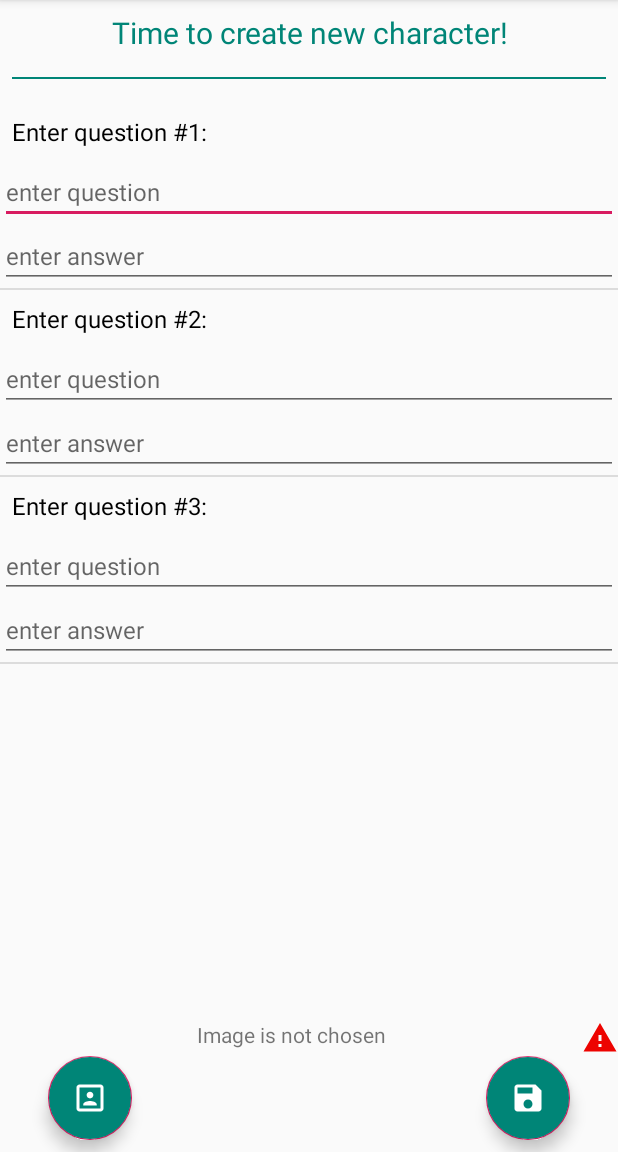
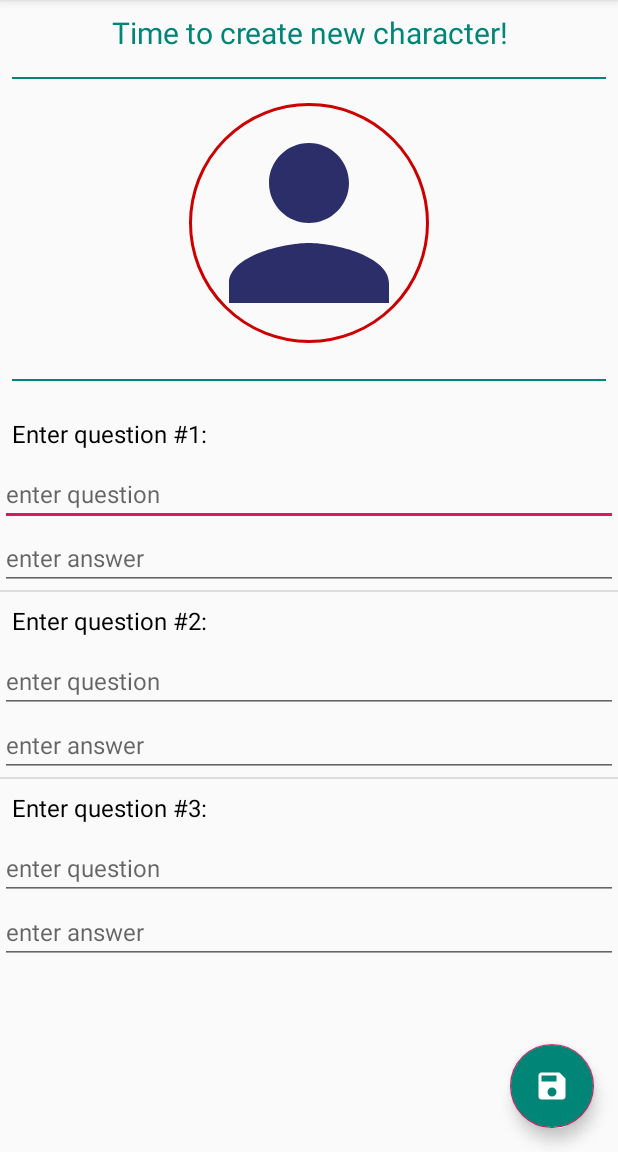
Before and after one commit to eifbcnei/quiz, an Android app: the CreateQuizCharacterActivity screen opened directly, with no data from a screen before it, on a phone screen of 412 x 824 dp, the part 84-1236 px from its top. Run offline under Robolectric (Android 15) with nearby library versions, the phone set to English and light mode, and no system bars; our stand-ins replace CircleImageView.

Commit message:
added CircleImageView to pick QC avatar

```diff
--- a/app/build.gradle
+++ b/app/build.gradle
@@ -22,6 +22,7 @@ dependencies {
     implementation fileTree(dir: 'libs', include: ['*.jar'])
     implementation 'androidx.appcompat:appcompat:1.0.2'
     implementation 'androidx.constraintlayout:constraintlayout:1.1.3'
+    implementation 'com.android.support:support-annotations:27.1.0'
     implementation 'com.google.android.material:material:1.0.0'
     implementation 'androidx.lifecycle:lifecycle-extensions:2.0.0'
     testImplementation 'junit:junit:4.12'
--- a/app/src/main/java/ru/mycompany/impossiblequiz/ui/activities/CreateQuizCharacterActivity.java
+++ b/app/src/main/java/ru/mycompany/impossiblequiz/ui/activities/CreateQuizCharacterActivity.java
@@ -15,11 +15,21 @@ import java.util.List;
 import ru.mycompany.impossiblequiz.R;
 import ru.mycompany.impossiblequiz.models.QuestionCreator;
 import ru.mycompany.impossiblequiz.ui.adapters.QuestionAdapter;
+import ru.mycompany.impossiblequiz.ui.custom.CircleImageView;
 
 public class CreateQuizCharacterActivity extends AppCompatActivity {
 
     private ListView questionsList;
 
+
+    public static final int PICK_IMAGE = 1;
+
+    @Override
+    public void onActivityResult(int requestCode, int resultCode, Intent data) {
+        if (requestCode == PICK_IMAGE) {
+            //TODO
+        }
+    }
 
     @Override
     protected void onCreate(Bundle savedInstanceState) {
@@ -41,11 +51,14 @@ public class CreateQuizCharacterActivity extends AppCompatActivity {
         QuestionAdapter adapter = new QuestionAdapter(this, R.layout.question_item, list);
         questionsList.setAdapter(adapter);
 
-        FloatingActionButton pickAvatarBtn = findViewById(R.id.fab_pick_image);
-        pickAvatarBtn.setOnClickListener(new View.OnClickListener() {
+        CircleImageView avatar = findViewById(R.id.civ_avatar_picker);
+        avatar.setOnClickListener(new View.OnClickListener() {
             @Override
             public void onClick(View v) {
-                //TODO pick image from gallery
+                Intent intent = new Intent();
+                intent.setType("image/*");
+                intent.setAction(Intent.ACTION_GET_CONTENT);
+                startActivityForResult(Intent.createChooser(intent, "Select Picture"), PICK_IMAGE);
             }
         });
 
--- /dev/null
+++ b/app/src/main/java/ru/mycompany/impossiblequiz/ui/custom/CircleImageView.java
@@ -0,0 +1,294 @@
+package ru.mycompany.impossiblequiz.ui.custom;
+
+
+import android.content.Context;
+import android.content.res.TypedArray;
+import android.graphics.Bitmap;
+import android.graphics.BitmapShader;
+import android.graphics.Canvas;
+import android.graphics.Color;
+import android.graphics.Matrix;
+import android.graphics.Paint;
+import android.graphics.RectF;
+import android.graphics.Shader;
+import android.graphics.drawable.BitmapDrawable;
+import android.graphics.drawable.Drawable;
+import android.net.Uri;
+import android.util.AttributeSet;
+import android.view.MotionEvent;
+
+import androidx.annotation.ColorInt;
+import androidx.annotation.Dimension;
+import androidx.annotation.DrawableRes;
+import androidx.annotation.Nullable;
+import androidx.appcompat.widget.AppCompatImageView;
+
+import ru.mycompany.impossiblequiz.R;
+
+public class CircleImageView extends AppCompatImageView {
+
+    private static final int DEF_PRESS_HIGHLIGHT_COLOR = 0x32000000;
+
+    private Shader mBitmapShader;
+    private Matrix mShaderMatrix;
+
+    private RectF mBitmapDrawBounds;
+    private RectF mStrokeBounds;
+
+    private Bitmap mBitmap;
+
+    private Paint mBitmapPaint;
+    private Paint mStrokePaint;
+    private Paint mPressedPaint;
+
+    private boolean mInitialized;
+    private boolean mPressed;
+    private boolean mHighlightEnable;
+
+    public CircleImageView(Context context) {
+        this(context, null);
+    }
+
+    public CircleImageView(Context context, @Nullable AttributeSet attrs) {
+        super(context, attrs);
+
+        int strokeColor = Color.TRANSPARENT;
+        float strokeWidth = 0;
+        boolean highlightEnable = true;
+        int highlightColor = DEF_PRESS_HIGHLIGHT_COLOR;
+
+        if (attrs != null) {
+            TypedArray a = context.obtainStyledAttributes(attrs, R.styleable.CircleImageView, 0, 0);
+
+            strokeColor = a.getColor(R.styleable.CircleImageView_strokeColor, Color.TRANSPARENT);
+            strokeWidth = a.getDimensionPixelSize(R.styleable.CircleImageView_strokeWidth, 0);
+            highlightEnable = a.getBoolean(R.styleable.CircleImageView_highlightEnable, true);
+            highlightColor = a.getColor(R.styleable.CircleImageView_highlightColor, DEF_PRESS_HIGHLIGHT_COLOR);
+
+            a.recycle();
+        }
+
+        mShaderMatrix = new Matrix();
+        mBitmapPaint = new Paint(Paint.ANTI_ALIAS_FLAG);
+        mStrokePaint = new Paint(Paint.ANTI_ALIAS_FLAG);
+        mStrokeBounds = new RectF();
+        mBitmapDrawBounds = new RectF();
+        mStrokePaint.setColor(strokeColor);
+        mStrokePaint.setStyle(Paint.Style.STROKE);
+        mStrokePaint.setStrokeWidth(strokeWidth);
+
+        mPressedPaint = new Paint(Paint.ANTI_ALIAS_FLAG);
+        mPressedPaint.setColor(highlightColor);
+        mPressedPaint.setStyle(Paint.Style.FILL);
+
+        mHighlightEnable = highlightEnable;
+        mInitialized = true;
+
+        setupBitmap();
+    }
+
+    @Override
+    public void setImageResource(@DrawableRes int resId) {
+        super.setImageResource(resId);
+        setupBitmap();
+    }
+
+    @Override
+    public void setImageDrawable(@Nullable Drawable drawable) {
+        super.setImageDrawable(drawable);
+        setupBitmap();
+    }
+
+    @Override
+    public void setImageBitmap(@Nullable Bitmap bm) {
+        super.setImageBitmap(bm);
+        setupBitmap();
+    }
+
+    @Override
+    public void setImageURI(@Nullable Uri uri) {
+        super.setImageURI(uri);
+        setupBitmap();
+    }
+
+    @Override
+    protected void onSizeChanged(int w, int h, int oldw, int oldh) {
+        super.onSizeChanged(w, h, oldw, oldh);
+
+        float halfStrokeWidth = mStrokePaint.getStrokeWidth() / 2f;
+        updateCircleDrawBounds(mBitmapDrawBounds);
+        mStrokeBounds.set(mBitmapDrawBounds);
+        mStrokeBounds.inset(halfStrokeWidth, halfStrokeWidth);
+
+        updateBitmapSize();
+    }
+
+    @Override
+    public boolean onTouchEvent(MotionEvent event) {
+        boolean processed = false;
+        switch (event.getAction()) {
+            case MotionEvent.ACTION_DOWN:
+                if (!isInCircle(event.getX(), event.getY())) {
+                    return false;
+                }
+                processed = true;
+                mPressed = true;
+                invalidate();
+                break;
+            case MotionEvent.ACTION_CANCEL:
+            case MotionEvent.ACTION_UP:
+                processed = true;
+                mPressed = false;
+                invalidate();
+                if (!isInCircle(event.getX(), event.getY())) {
+                    return false;
+                }
+                break;
+        }
+        return super.onTouchEvent(event) || processed;
+    }
+
+    @Override
+    protected void onDraw(Canvas canvas) {
+        drawBitmap(canvas);
+        drawStroke(canvas);
+        drawHighlight(canvas);
+    }
+
+    public boolean isHighlightEnable() {
+        return mHighlightEnable;
+    }
+
+    public void setHighlightEnable(boolean enable) {
+        mHighlightEnable = enable;
+        invalidate();
+    }
+
+    @ColorInt
+    public int getHighlightColor() {
+        return mPressedPaint.getColor();
+    }
+
+    public void setHighlightColor(@ColorInt int color) {
+        mPressedPaint.setColor(color);
+        invalidate();
+    }
+
+    @ColorInt
+    public int getStrokeColor() {
+        return mStrokePaint.getColor();
+    }
+
+    public void setStrokeColor(@ColorInt int color) {
+        mStrokePaint.setColor(color);
+        invalidate();
+    }
+
+    @Dimension
+    public float getStrokeWidth() {
+        return mStrokePaint.getStrokeWidth();
+    }
+
+    public void setStrokeWidth(@Dimension float width) {
+        mStrokePaint.setStrokeWidth(width);
+        invalidate();
+    }
+
+    protected void drawHighlight(Canvas canvas) {
+        if (mHighlightEnable && mPressed) {
+            canvas.drawOval(mBitmapDrawBounds, mPressedPaint);
+        }
+    }
+
+    protected void drawStroke(Canvas canvas) {
+        if (mStrokePaint.getStrokeWidth() > 0f) {
+            canvas.drawOval(mStrokeBounds, mStrokePaint);
+        }
+    }
+
+    protected void drawBitmap(Canvas canvas) {
+        canvas.drawOval(mBitmapDrawBounds, mBitmapPaint);
+    }
+
+    protected void updateCircleDrawBounds(RectF bounds) {
+        float contentWidth = getWidth() - getPaddingLeft() - getPaddingRight();
+        float contentHeight = getHeight() - getPaddingTop() - getPaddingBottom();
+
+        float left = getPaddingLeft();
+        float top = getPaddingTop();
+        if (contentWidth > contentHeight) {
+            left += (contentWidth - contentHeight) / 2f;
+        } else {
+            top += (contentHeight - contentWidth) / 2f;
+        }
+
+        float diameter = Math.min(contentWidth, contentHeight);
+        bounds.set(left, top, left + diameter, top + diameter);
+    }
+
+    private void setupBitmap() {
+        if (!mInitialized) {
+            return;
+        }
+        mBitmap = getBitmapFromDrawable(getDrawable());
+        if (mBitmap == null) {
+            return;
+        }
+
+        mBitmapShader = new BitmapShader(mBitmap, Shader.TileMode.CLAMP, Shader.TileMode.CLAMP);
+        mBitmapPaint.setShader(mBitmapShader);
+
+        updateBitmapSize();
+    }
+
+    private void updateBitmapSize() {
+        if (mBitmap == null) return;
+
+        float dx;
+        float dy;
+        float scale;
+
+        // scale up/down with respect to this view size and maintain aspect ratio
+        // translate bitmap position with dx/dy to the center of the image
+        if (mBitmap.getWidth() < mBitmap.getHeight()) {
+            scale = mBitmapDrawBounds.width() / (float) mBitmap.getWidth();
+            dx = mBitmapDrawBounds.left;
+            dy = mBitmapDrawBounds.top - (mBitmap.getHeight() * scale / 2f) + (mBitmapDrawBounds.width() / 2f);
+        } else {
+            scale = mBitmapDrawBounds.height() / (float) mBitmap.getHeight();
+            dx = mBitmapDrawBounds.left - (mBitmap.getWidth() * scale / 2f) + (mBitmapDrawBounds.width() / 2f);
+            dy = mBitmapDrawBounds.top;
+        }
+        mShaderMatrix.setScale(scale, scale);
+        mShaderMatrix.postTranslate(dx, dy);
+        mBitmapShader.setLocalMatrix(mShaderMatrix);
+    }
+
+    private Bitmap getBitmapFromDrawable(Drawable drawable) {
+        if (drawable == null) {
+            return null;
+        }
+
+        if (drawable instanceof BitmapDrawable) {
+            return ((BitmapDrawable) drawable).getBitmap();
+        }
+
+        Bitmap bitmap = Bitmap.createBitmap(
+                drawable.getIntrinsicWidth(),
+                drawable.getIntrinsicHeight(),
+                Bitmap.Config.ARGB_8888);
+        Canvas canvas = new Canvas(bitmap);
+        drawable.setBounds(0, 0, canvas.getWidth(), canvas.getHeight());
+        drawable.draw(canvas);
+
+        return bitmap;
+    }
+
+    private boolean isInCircle(float x, float y) {
+        // find the distance between center of the view and x,y point
+        double distance = Math.sqrt(
+                Math.pow(mBitmapDrawBounds.centerX() - x, 2) + Math.pow(mBitmapDrawBounds.centerY() - y, 2)
+        );
+        return distance <= (mBitmapDrawBounds.width() / 2);
+    }
+}
--- /dev/null
+++ b/app/src/main/res/drawable/ic_default_avatar_160dp.xml
@@ -0,0 +1,5 @@
+<vector android:height="160dp" android:tint="#2B2E69"
+    android:viewportHeight="24.0" android:viewportWidth="24.0"
+    android:width="160dp" xmlns:android="http://schemas.android.com/apk/res/android">
+    <path android:fillColor="#FF000000" android:pathData="M12,12c2.21,0 4,-1.79 4,-4s-1.79,-4 -4,-4 -4,1.79 -4,4 1.79,4 4,4zM12,14c-2.67,0 -8,1.34 -8,4v2h16v-2c0,-2.66 -5.33,-4 -8,-4z"/>
+</vector>
--- a/app/src/main/res/drawable/ic_qc_avatar_24dp.xml
+++ /dev/null
@@ -1,5 +0,0 @@
-<vector android:height="24dp" android:tint="#FFFFFF"
-    android:viewportHeight="24.0" android:viewportWidth="24.0"
-    android:width="24dp" xmlns:android="http://schemas.android.com/apk/res/android">
-    <path android:fillColor="#FF000000" android:pathData="M12,12.25c1.24,0 2.25,-1.01 2.25,-2.25S13.24,7.75 12,7.75 9.75,8.76 9.75,10s1.01,2.25 2.25,2.25zM16.5,16.25c0,-1.5 -3,-2.25 -4.5,-2.25s-4.5,0.75 -4.5,2.25L7.5,17h9v-0.75zM19,3L5,3c-1.1,0 -2,0.9 -2,2v14c0,1.1 0.9,2 2,2h14c1.1,0 2,-0.9 2,-2L21,5c0,-1.1 -0.9,-2 -2,-2zM19,19L5,19L5,5h14v14z"/>
-</vector>
--- a/app/src/main/res/layout/activity_create_quiz_character.xml
+++ b/app/src/main/res/layout/activity_create_quiz_character.xml
@@ -1,5 +1,6 @@
 <?xml version="1.0" encoding="utf-8"?>
 <LinearLayout xmlns:android="http://schemas.android.com/apk/res/android"
+    xmlns:app="http://schemas.android.com/apk/res-auto"
     xmlns:tools="http://schemas.android.com/tools"
     android:layout_width="match_parent"
     android:layout_height="match_parent"
@@ -29,6 +30,26 @@
             android:layout_marginRight="@dimen/spacing_small_8"
             android:layout_marginBottom="@dimen/spacing_normal_16dp"
             android:background="@color/colorPrimary" />
+
+        <ru.mycompany.impossiblequiz.ui.custom.CircleImageView
+            android:id="@+id/civ_avatar_picker"
+            android:layout_width="160dp"
+            android:layout_height="160dp"
+            android:layout_gravity="center_horizontal"
+            android:layout_marginBottom="@dimen/spacing_small_8"
+            android:src="@drawable/ic_default_avatar_160dp"
+            app:highlightEnable="true"
+            app:strokeColor="@android:color/holo_red_dark"
+            app:strokeWidth="2dp" />
+
+        <View
+            android:layout_width="match_parent"
+            android:layout_height="@dimen/divider_depth"
+            android:layout_marginLeft="@dimen/spacing_small_8"
+            android:layout_marginTop="@dimen/spacing_normal_16dp"
+            android:layout_marginRight="@dimen/spacing_small_8"
+            android:layout_marginBottom="@dimen/spacing_normal_16dp"
+            android:background="@color/colorPrimary" />
     </LinearLayout>
 
     <ScrollView
@@ -37,6 +58,9 @@
         android:layout_weight="1"
         android:fillViewport="true">
 
+        <androidx.coordinatorlayout.widget.CoordinatorLayout
+            android:layout_width="match_parent"
+            android:layout_height="wrap_content">
 
             <ListView
                 android:id="@+id/lv_questions_input"
@@ -44,41 +68,18 @@
                 android:layout_height="wrap_content">
 
             </ListView>
-    </ScrollView>
-
-    <TextView
-        android:id="@+id/tv_image_warning"
-        android:layout_width="match_parent"
-        android:layout_height="wrap_content"
-        android:drawableEnd="@drawable/ic_warning_24dp"
-        android:gravity="center_horizontal"
-        android:text="@string/image_warning" />
-
-    <androidx.coordinatorlayout.widget.CoordinatorLayout
-        android:layout_width="match_parent"
-        android:layout_height="wrap_content"
-        android:orientation="horizontal">
-
-        <com.google.android.material.floatingactionbutton.FloatingActionButton
-            android:id="@+id/fab_pick_image"
-            android:layout_width="wrap_content"
-            android:layout_height="wrap_content"
-            android:layout_gravity="start|center_vertical"
-            android:layout_marginStart="32dp"
-            android:layout_marginBottom="@dimen/spacing_small_8"
-            android:backgroundTint="@color/colorPrimary"
-            android:clickable="true"
-            android:src="@drawable/ic_qc_avatar_24dp" />
 
             <com.google.android.material.floatingactionbutton.FloatingActionButton
                 android:id="@+id/fab_save_character"
                 android:layout_width="wrap_content"
                 android:layout_height="wrap_content"
-            android:layout_gravity="center_vertical|end"
-            android:layout_marginEnd="32dp"
-            android:layout_marginBottom="@dimen/spacing_small_8"
+                android:layout_gravity="bottom|end"
+                android:layout_margin="@dimen/spacing_normal_16dp"
                 android:backgroundTint="@color/colorPrimary"
                 android:clickable="true"
                 android:src="@drawable/ic_save_24dp" />
         </androidx.coordinatorlayout.widget.CoordinatorLayout>
+    </ScrollView>
+
+
 </LinearLayout>
```
Also changed, not shown: app/src/main/res/values/attrs.xml (+5 -2 lines). Lines whose indentation alone changed are shown as unchanged.
